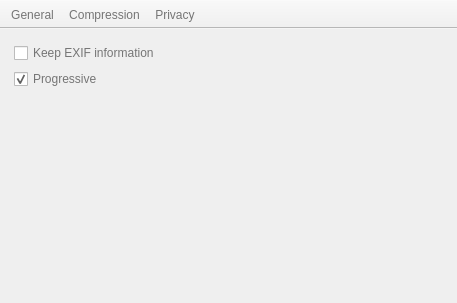
This is preferencedialog.ui in Lymphatus/CaesiumPH as Qt 5 draws it before an edit. The edited form follows.
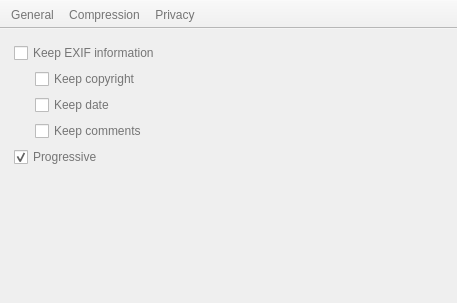
This is the edited form. The open tabs and pages were chosen to show the change. Icons and pictures are not drawn.

```diff
--- a/preferencedialog.ui
+++ b/preferencedialog.ui
@@ -235,7 +235,28 @@
             <property name="sizeConstraint">
              <enum>QLayout::SetMaximumSize</enum>
             </property>
-            <item row="2" column="0" colspan="2">
+            <item row="1" column="1" colspan="2">
+             <widget class="QCheckBox" name="keepCopyrightCheckBox">
+              <property name="text">
+               <string>Keep copyright</string>
+              </property>
+             </widget>
+            </item>
+            <item row="3" column="1" colspan="2">
+             <widget class="QCheckBox" name="keepCommentsCheckBox">
+              <property name="text">
+               <string>Keep comments</string>
+              </property>
+             </widget>
+            </item>
+            <item row="2" column="1" colspan="2">
+             <widget class="QCheckBox" name="keepDateCheckBox">
+              <property name="text">
+               <string>Keep date</string>
+              </property>
+             </widget>
+            </item>
+            <item row="5" column="1" colspan="2">
              <spacer name="verticalSpacer_2">
               <property name="orientation">
                <enum>Qt::Vertical</enum>
@@ -248,15 +269,21 @@
               </property>
              </spacer>
             </item>
-            <item row="1" column="0" colspan="2">
-             <widget class="QCheckBox" name="progressiveCheckBox">
-              <property name="text">
-               <string>Progressive</string>
+            <item row="1" column="0">
+             <spacer name="horizontalSpacer">
+              <property name="orientation">
+               <enum>Qt::Horizontal</enum>
               </property>
-              <property name="checked">
-               <bool>true</bool>
+              <property name="sizeType">
+               <enum>QSizePolicy::Fixed</enum>
               </property>
-             </widget>
+              <property name="sizeHint" stdset="0">
+               <size>
+                <width>15</width>
+                <height>5</height>
+               </size>
+              </property>
+             </spacer>
             </item>
             <item row="0" column="0" colspan="2">
              <widget class="QCheckBox" name="exifCheckBox">
@@ -268,6 +295,48 @@
               </property>
              </widget>
             </item>
+            <item row="4" column="0" colspan="3">
+             <widget class="QCheckBox" name="progressiveCheckBox">
+              <property name="text">
+               <string>Progressive</string>
+              </property>
+              <property name="checked">
+               <bool>true</bool>
+              </property>
+             </widget>
+            </item>
+            <item row="2" column="0">
+             <spacer name="horizontalSpacer_2">
+              <property name="orientation">
+               <enum>Qt::Horizontal</enum>
+              </property>
+              <property name="sizeType">
+               <enum>QSizePolicy::Fixed</enum>
+              </property>
+              <property name="sizeHint" stdset="0">
+               <size>
+                <width>15</width>
+                <height>5</height>
+               </size>
+              </property>
+             </spacer>
+            </item>
+            <item row="3" column="0">
+             <spacer name="horizontalSpacer_3">
+              <property name="orientation">
+               <enum>Qt::Horizontal</enum>
+              </property>
+              <property name="sizeType">
+               <enum>QSizePolicy::Fixed</enum>
+              </property>
+              <property name="sizeHint" stdset="0">
+               <size>
+                <width>15</width>
+                <height>5</height>
+               </size>
+              </property>
+             </spacer>
+            </item>
            </layout>
           </item>
          </layout>
```
Left out of the diff: 100 changed lines with no effect on the pictures.
